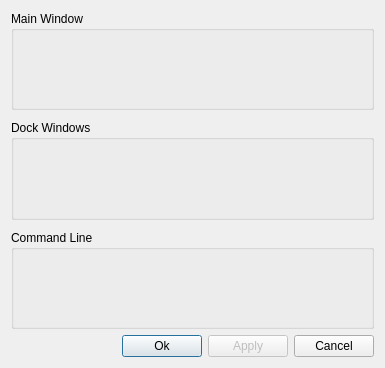
Before: the Qt Designer form gui/appearancedialog.ui in matoom/frostbite, drawn with Qt 5.
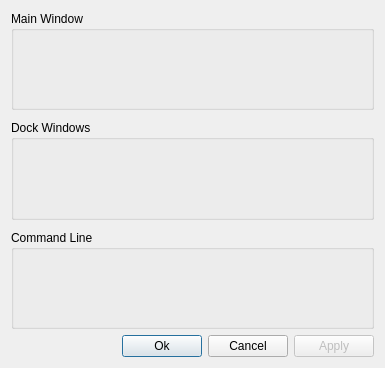
After: the same form once the commit is applied. Icons and pictures are not drawn.

The edit to the form file:
```diff
--- a/gui/appearancedialog.ui
+++ b/gui/appearancedialog.ui
@@ -116,6 +116,13 @@
        </property>
       </widget>
      </item>
+     <item>
+      <widget class="QPushButton" name="cancelButton">
+       <property name="text">
+        <string>Cancel</string>
+       </property>
+      </widget>
+     </item>
      <item>
       <widget class="QPushButton" name="applyButton">
        <property name="enabled">
@@ -126,13 +133,6 @@
        </property>
       </widget>
      </item>
-     <item>
-      <widget class="QPushButton" name="cancelButton">
-       <property name="text">
-        <string>Cancel</string>
-       </property>
-      </widget>
-     </item>
     </layout>
    </item>
   </layout>
```
